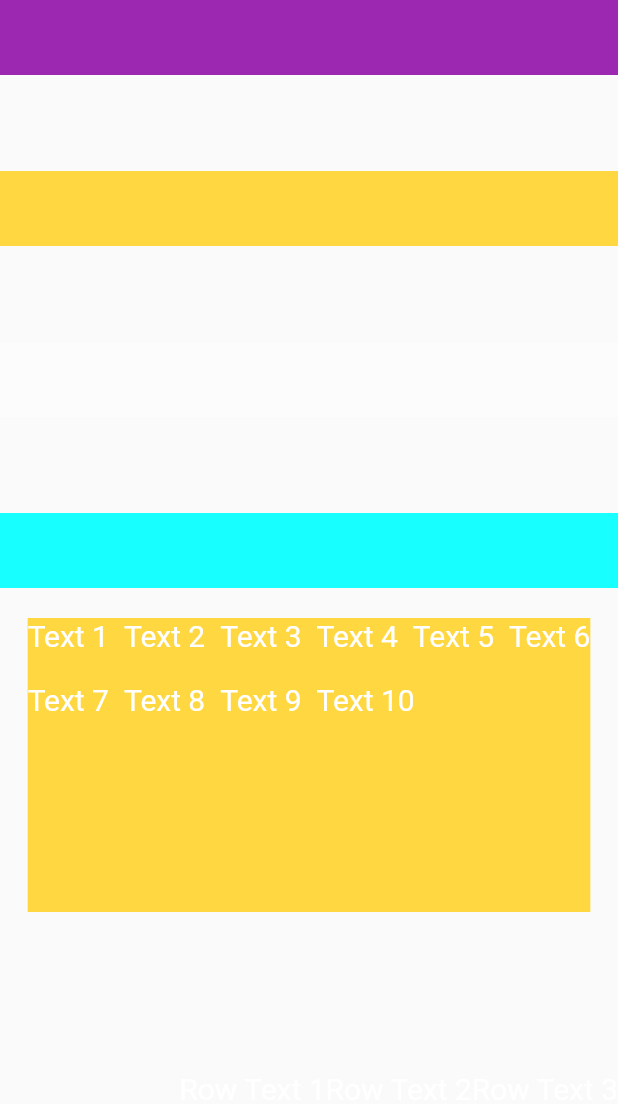
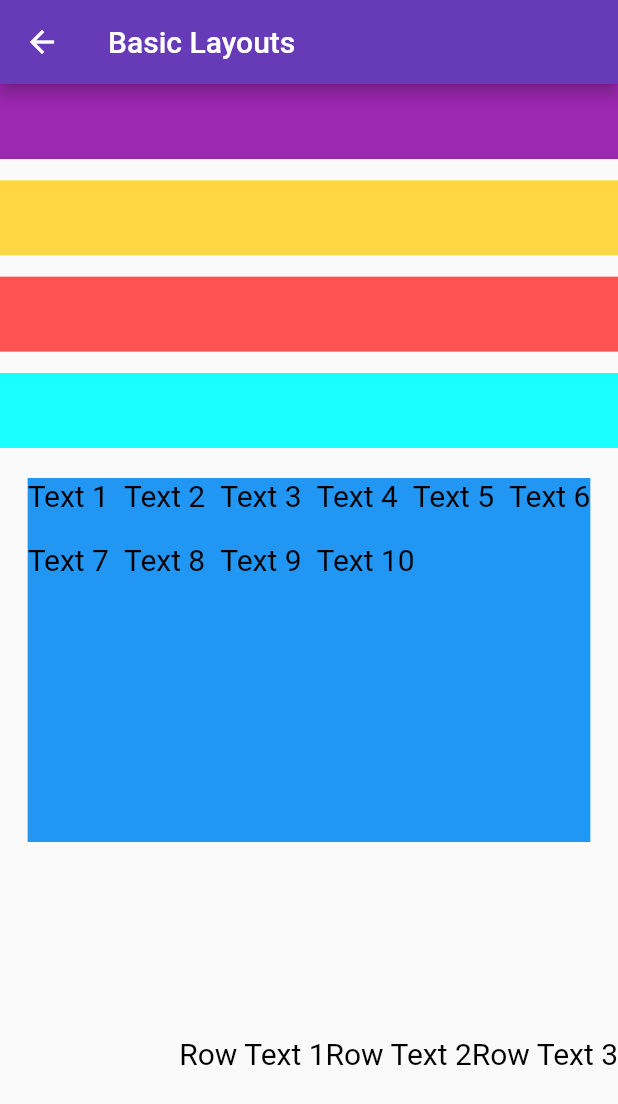
Before and after one commit to sonal-maniya/flutter_app, a Flutter app: the BasicWidget screen opened directly, on a phone screen of 412 x 824 dp. Shown: the top 1104 px of the screen. Run offline on Flutter 3.47's test engine with Material 2 defaults, Android fonts, the phone set to English and light mode, and no system bars.

```diff
--- a/lib/layout.dart
+++ b/lib/layout.dart
@@ -10,17 +10,22 @@ class BasicWidget extends StatefulWidget {
 class _BasicWidgetState extends State<BasicWidget> {
   @override
   Widget build(BuildContext context) {
-    return SafeArea(
+    return Scaffold(
+      appBar: AppBar(
+        actions: [],
+        title: const Text("Basic Layouts"),
+      ),
+      body: SafeArea(
         child: Column(children: [
           Expanded(
-            flex: 2,
+              flex: 1,
               child: Column(
                 children: [
                   _buildContainer(Colors.purple),
                   const Spacer(),
                   _buildContainer(Colors.amberAccent),
                   const Spacer(),
-                _buildContainer(Colors.white38),
+                  _buildContainer(Colors.redAccent),
                   const Spacer(),
                   _buildContainer(Colors.cyanAccent),
                 ],
@@ -31,7 +36,7 @@ class _BasicWidgetState extends State<BasicWidget> {
           Expanded(
             flex: 1,
             child: Container(
-            color: Colors.amberAccent,
+              color: Colors.blue,
               child: Wrap(
                 runSpacing: 20,
                 spacing: 10,
@@ -51,7 +56,7 @@ class _BasicWidgetState extends State<BasicWidget> {
               ),
             ),
           ),
-        SizedBox(
+          const SizedBox(
             height: 20,
           ),
           Expanded(
@@ -67,13 +72,14 @@ class _BasicWidgetState extends State<BasicWidget> {
             ),
           )
         ]),
+      ),
     );
   }
 
   Widget _buildText(String text) {
     return Text(
       text,
-      style: TextStyle(color: Colors.white, fontSize: 20),
+      style: const TextStyle(color: Colors.black, fontSize: 20),
     );
   }
 
```
Also changed, not shown: lib/appbar.dart (added, +45 -0 lines). Lines whose indentation alone changed are shown as unchanged.
